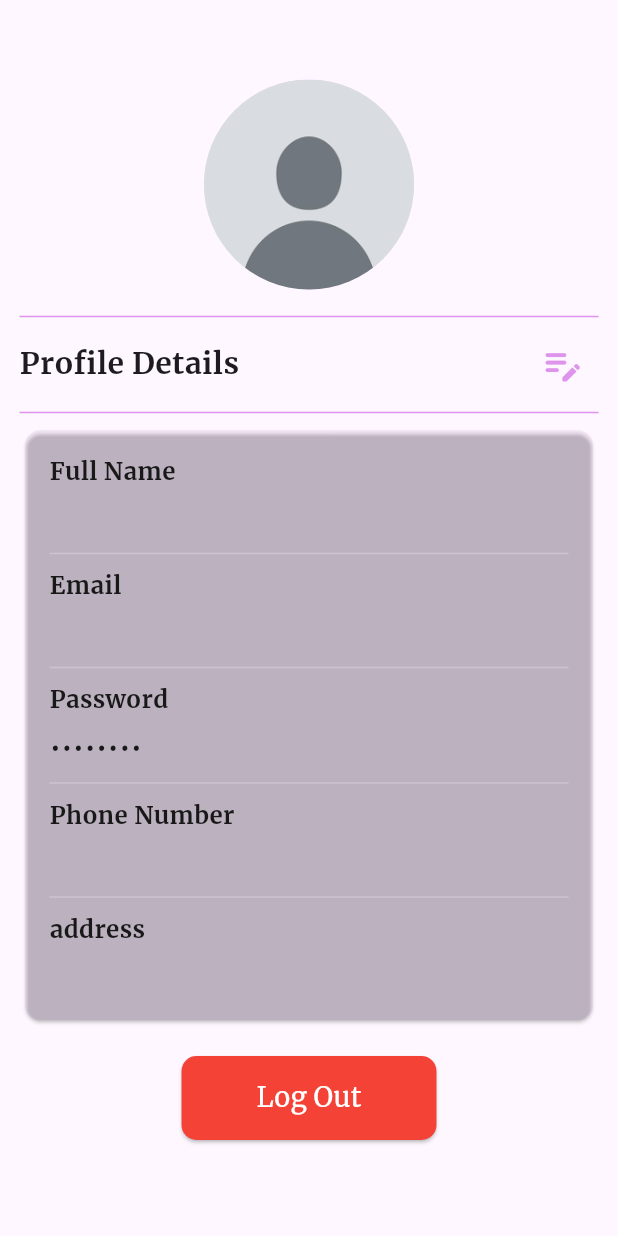
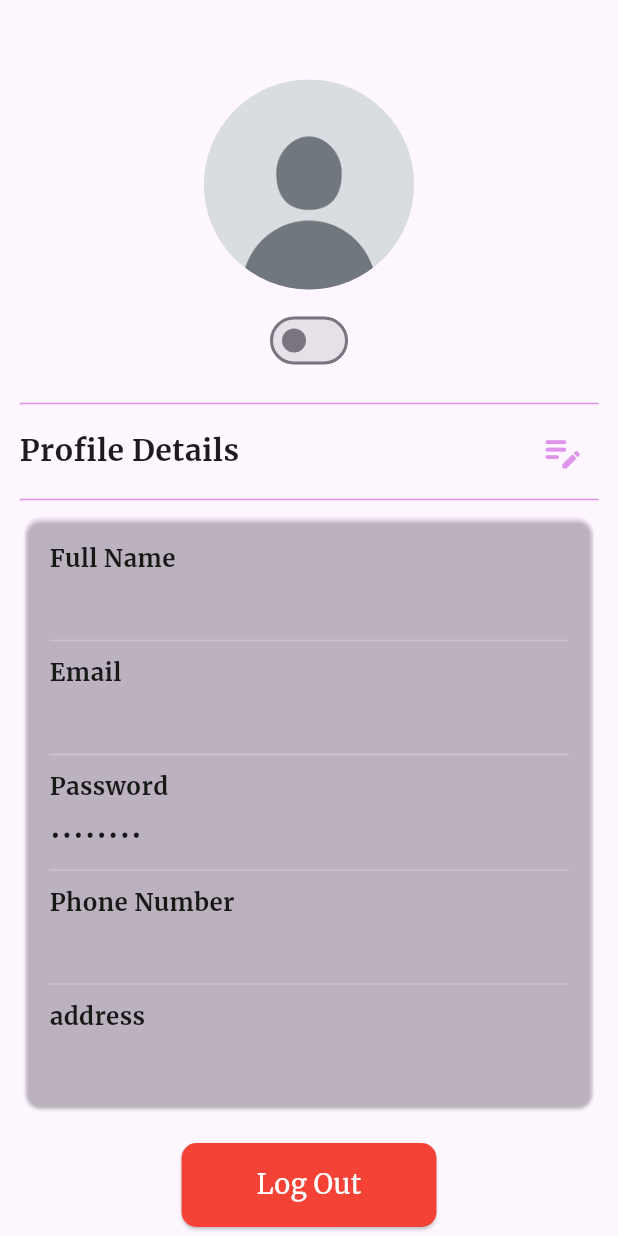
Before and after one commit to emadmoenes/Egypt_Tourist_Guide_BLOC, a Flutter app: the ProfileScreen screen opened directly, on a phone screen of 412 x 824 dp. Run offline on Flutter 3.47's test engine with Material 3 defaults, Android fonts, the phone set to English and light mode, and no system bars; our stand-ins replace easy_localization, flutter_bloc, shared_preferences; accounts and stored records are empty.

Commit message:
added switch to profile screen

```diff
--- a/lib/views/profile/profile_screen.dart
+++ b/lib/views/profile/profile_screen.dart
@@ -1,3 +1,4 @@
+import 'package:egypt_tourist_guide/core/Blocs/theme/theme_bloc.dart';
 import 'package:egypt_tourist_guide/core/app_colors.dart';
 import 'package:egypt_tourist_guide/views/profile/widgets/editable_field.dart';
 import 'package:egypt_tourist_guide/views/profile/widgets/log_out_button.dart';
@@ -5,6 +6,7 @@ import 'package:flutter/material.dart';
 import 'package:egypt_tourist_guide/models/user_model.dart';
 import 'package:egypt_tourist_guide/controllers/profile_controller.dart';
 import 'package:easy_localization/easy_localization.dart';
+import 'package:flutter_bloc/flutter_bloc.dart';
 import '../../core/app_routes.dart';
 
 class ProfileScreen extends StatefulWidget {
@@ -69,6 +71,7 @@ class _ProfileScreenState extends State<ProfileScreen> {
 
   @override
   Widget build(BuildContext context) {
+    var themeBloc = context.read<ThemeBloc>();
     return Scaffold(
       body: Stack(
         children: [
@@ -87,6 +90,18 @@ class _ProfileScreenState extends State<ProfileScreen> {
                       CircleAvatar(
                         radius: 70,
                         backgroundImage: AssetImage('assets/images/user.png'),
+                      ),
+                      const SizedBox(height: 10),
+                      BlocBuilder<ThemeBloc, ThemeState>(
+                        builder: (context, state) {
+                          return Switch(
+                              value: state is ThemeChanged &&
+                                  state.theme == 'dark',
+                              onChanged: (value) {
+                                themeBloc.add(ToggleThemeEvent(
+                                    theme: value ? 'dark' : 'light'));
+                              });
+                        },
                       ),
                       const SizedBox(height: 10),
                       Divider(
```
